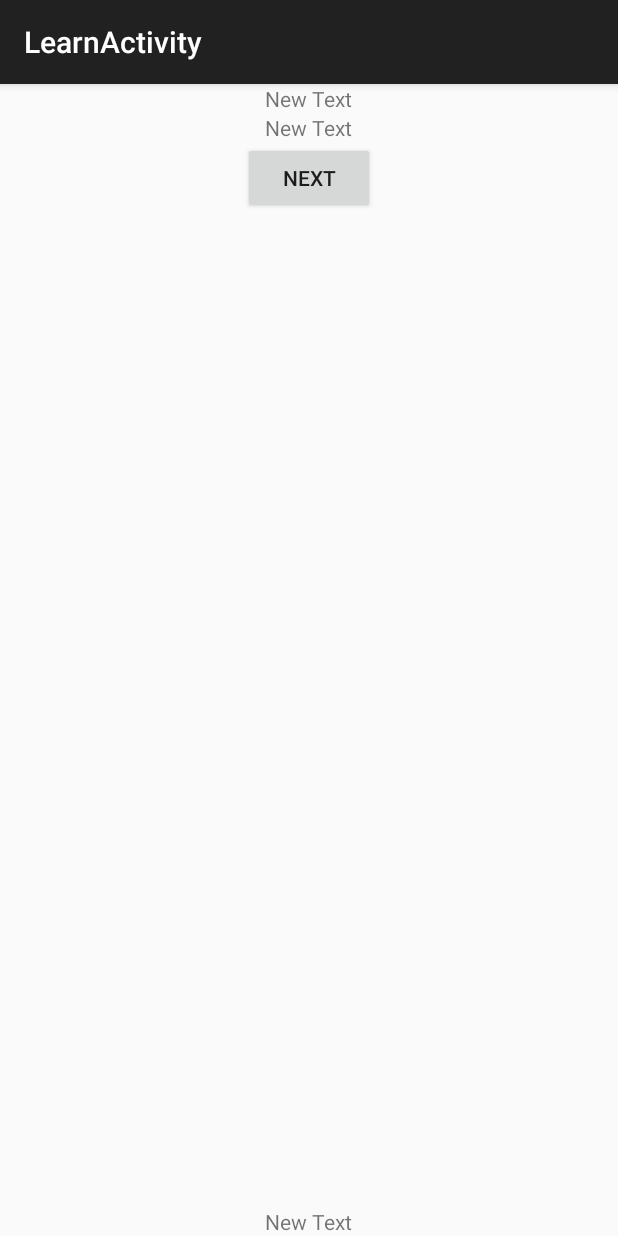
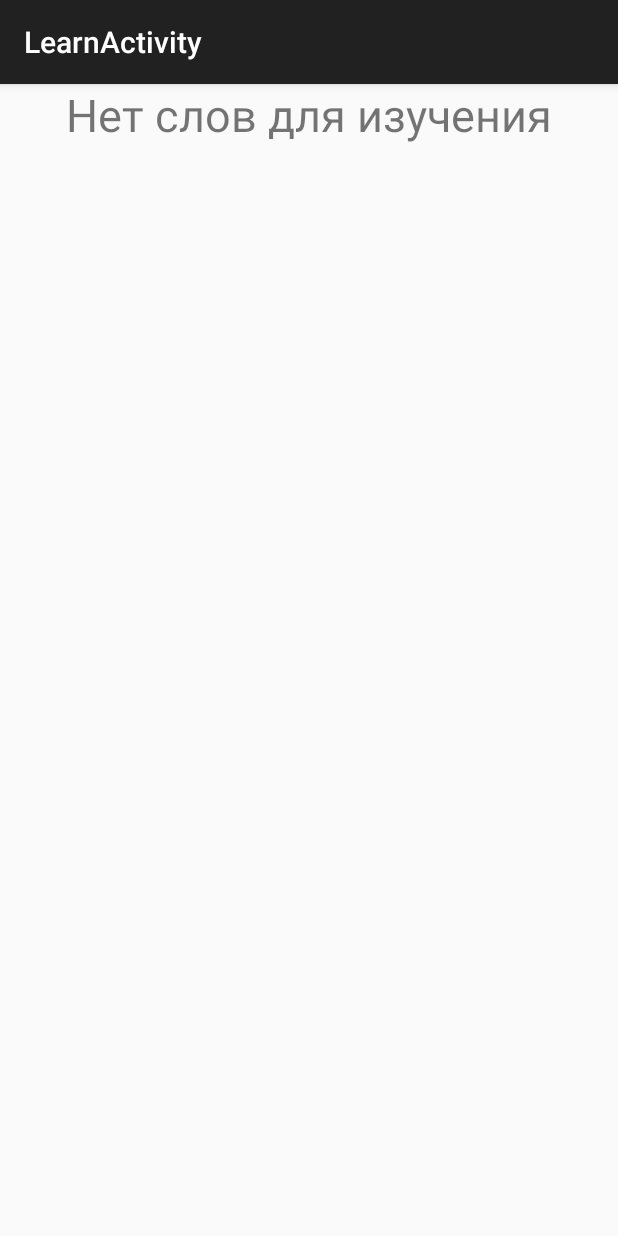
Before and after one commit to antonkoatl/mylearn, an Android app: the LearnActivity screen opened directly, with no data from a screen before it, on a phone screen of 412 x 824 dp. Run offline under Robolectric (Android 15) with nearby library versions, the phone set to English and light mode, and no system bars; 6 statements that could not run were skipped.

Commit message:
learn #2 fix

```diff
--- a/app/src/main/java/com/noname/mylearn/LearnActivity.java
+++ b/app/src/main/java/com/noname/mylearn/LearnActivity.java
@@ -40,7 +40,7 @@ public class LearnActivity extends ActionBarActivity implements LearnFragment.Le
                 public void run() {
                     mPager.setCurrentItem(mPager.getCurrentItem() + 1);
                 }
-            }, 2000);
+            }, 1200);
         } else {
             mPager.setCurrentItem(mPager.getCurrentItem() + 1);
         }
@@ -55,12 +55,13 @@ public class LearnActivity extends ActionBarActivity implements LearnFragment.Le
     @Override
     public void setDebugInfo() {
         TextView textView = (TextView) findViewById(R.id.learn_debug_info);
-        textView.setText(String.valueOf(mAdapter.last_word2.getStat()));
+        textView.setText(mAdapter.last_word2 != null ? String.valueOf(mAdapter.last_word2.getStat()) : "");
     }
 
     @Override
     public void forceWord(Word word) {
         mAdapter.forcedWord = word;
         mAdapter.notifyDataSetChanged();
+        mAdapter.wordsToLearn = null;
     }
 }
--- a/app/src/main/java/com/noname/mylearn/LearnAdapter.java
+++ b/app/src/main/java/com/noname/mylearn/LearnAdapter.java
@@ -44,7 +44,7 @@ public class LearnAdapter extends FragmentStatePagerAdapter {
             forcedWord = null;
         } else {
             last_word2 = last_word;
-            last_word = wordsToLearn.remove(0);
+            last_word = wordsToLearn.size() > 0 ? wordsToLearn.remove(0) : null;
         }
 
         return LearnFragment.newInstance(last_word, dictId);
--- a/app/src/main/java/com/noname/mylearn/LearnFragment.java
+++ b/app/src/main/java/com/noname/mylearn/LearnFragment.java
@@ -22,6 +22,7 @@ public class LearnFragment extends Fragment implements View.OnClickListener {
     static final int TEST = 1;
     static final int TYPE = 2;
     static final int CONTROL = 3;
+    static final int NOWORD = 4;
     int type;
 
     Word word;
@@ -65,7 +66,10 @@ public class LearnFragment extends Fragment implements View.OnClickListener {
         word = getArguments().getParcelable(ARGUMENT_WORD);
         dictId = getArguments().getLong(ARGUMENT_DICT_ID);
 
-        switch (word.getStat()){
+        if (word == null) {
+            type = NOWORD;
+        } else {
+            switch (word.getStat()) {
                 case 0:
                     type = NEW;
                     break;
@@ -96,6 +100,7 @@ public class LearnFragment extends Fragment implements View.OnClickListener {
                 case 9:
                     type = CONTROL;
                     break;
+            }
         }
 
         dbHelper = DBHelper.getInstance(this.getActivity());
@@ -178,6 +183,11 @@ public class LearnFragment extends Fragment implements View.OnClickListener {
                 Button button8 = (Button) view.findViewById(R.id.learn_button_choice4);
                 button8.setOnClickListener(this);
                 break;
+            case NOWORD:
+                view = inflater.inflate(R.layout.learn_fragment_filler, null);
+                TextView tv_w = (TextView) view.findViewById(R.id.learn_filler_text);
+                tv_w.setText("Нет слов для изучения");
+                break;
         }
 
 
@@ -204,7 +214,7 @@ public class LearnFragment extends Fragment implements View.OnClickListener {
                         break;
                     case TYPE:
                         EditText editText = (EditText) ((View)v.getParent()).findViewById(R.id.learn_edit1);
-                        if (editText.getText().toString().equals(word.getWord())) {
+                        if (editText.getText().toString().toLowerCase().equals(word.getWord())) {
                             word.updateStat(Word.ST_SUCCESS);
                             v.setBackgroundColor(getResources().getColor(R.color.right));
                         } else {
--- /dev/null
+++ b/app/src/main/res/layout/learn_fragment_filler.xml
@@ -0,0 +1,14 @@
+<?xml version="1.0" encoding="utf-8"?>
+<LinearLayout xmlns:android="http://schemas.android.com/apk/res/android"
+              android:orientation="vertical"
+              android:layout_width="match_parent"
+              android:layout_height="match_parent">
+
+    <TextView
+        android:layout_width="wrap_content"
+        android:layout_height="wrap_content"
+        android:text="New Text"
+        android:id="@+id/learn_filler_text"
+        android:layout_gravity="center_horizontal"
+        android:textSize="30dp"/>
+</LinearLayout>
--- a/app/src/main/res/layout/learn_fragment_new.xml
+++ b/app/src/main/res/layout/learn_fragment_new.xml
@@ -9,14 +9,17 @@
         android:layout_height="wrap_content"
         android:text="New Text"
         android:id="@+id/learn_word"
-        android:layout_gravity="center_horizontal"/>
+        android:layout_gravity="center_horizontal"
+        android:textSize="30dp"
+        android:textStyle="bold"/>
 
     <TextView
         android:layout_width="wrap_content"
         android:layout_height="wrap_content"
         android:text="New Text"
         android:id="@+id/learn_translation"
-        android:layout_gravity="center_horizontal"/>
+        android:layout_gravity="center_horizontal"
+        android:textSize="25dp"/>
 
     <Button
         android:layout_width="wrap_content"
```
Also changed, not shown: app/src/main/res/layout/learn_fragment_control.xml (+11 -5 lines), app/src/main/res/layout/learn_fragment_test.xml (+11 -5 lines), app/src/main/res/layout/learn_fragment_type.xml (+7 -3 lines). Lines whose indentation alone changed are shown as unchanged.
